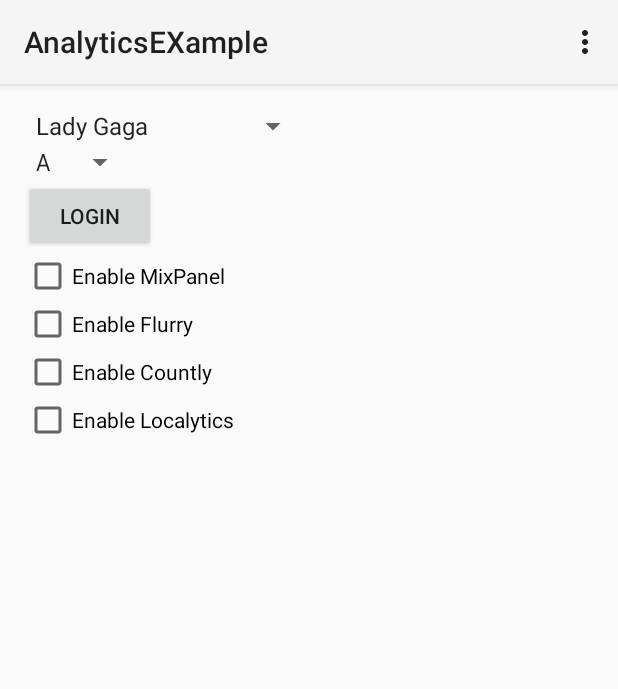
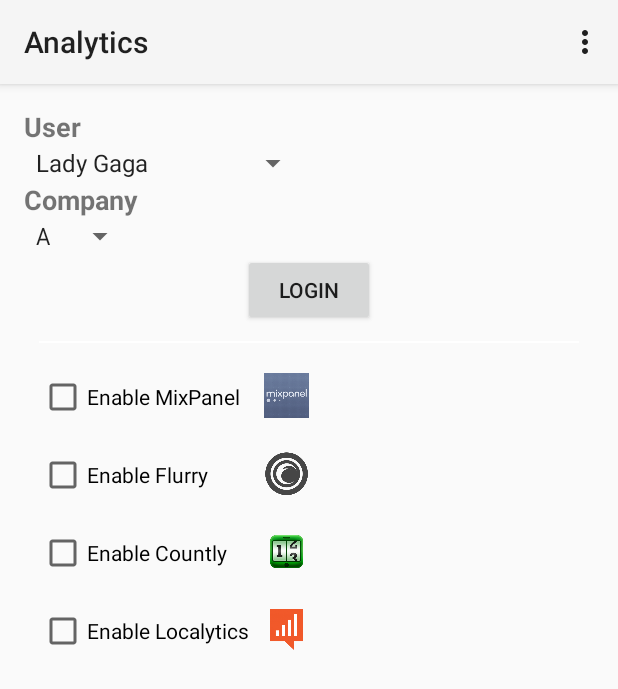
Before and after one commit to bnsantos/android-analytics-example, an Android app: the screen it shows after launch (LoginActivity), on a phone screen of 412 x 824 dp. Shown: the top 689 px of the screen. Run offline under Robolectric (Android 15) with nearby library versions, the phone set to English and light mode, and no system bars; 1 statement that could not run was skipped.

Commit message:
fancy ui for login activity

```diff
--- a/app/src/main/java/bnsantos/com/analytics/example/activity/LoginActivity.java
+++ b/app/src/main/java/bnsantos/com/analytics/example/activity/LoginActivity.java
@@ -1,6 +1,7 @@
 package bnsantos.com.analytics.example.activity;
 
 import android.content.Intent;
+import android.net.Uri;
 import android.os.Bundle;
 import android.support.v4.app.FragmentActivity;
 import android.view.Menu;
@@ -108,8 +109,32 @@ public class LoginActivity extends FragmentActivity {
                 Constants.enableLocalytics = isChecked;
             }
         });
+
+        findViewById(R.id.mixPanelImageView).setOnClickListener(new View.OnClickListener() {
+            @Override
+            public void onClick(View v) {
+                openWebPage("https://mixpanel.com/");
+            }
+        });
+        findViewById(R.id.flurryImageView).setOnClickListener(new View.OnClickListener() {
+            @Override
+            public void onClick(View v) {
+                openWebPage("https://dev.flurry.com/");
+            }
+        });
+        findViewById(R.id.countlyImageView).setOnClickListener(new View.OnClickListener() {
+            @Override
+            public void onClick(View v) {
+                openWebPage("https://count.ly/");
+            }
+        });
+        findViewById(R.id.localyticsImageView).setOnClickListener(new View.OnClickListener() {
+            @Override
+            public void onClick(View v) {
+                openWebPage("http://www.localytics.com/");
+            }
+        });
     }
-
 
     @Override
     public boolean onCreateOptionsMenu(Menu menu) {
@@ -175,4 +200,10 @@ public class LoginActivity extends FragmentActivity {
         analyticsSettingsDialog.setTitle(R.string.dialog_countly_key_title);
         analyticsSettingsDialog.show(getSupportFragmentManager(), "CountlyKey");
     }
+
+    private void openWebPage(String url){
+        Intent i = new Intent(Intent.ACTION_VIEW);
+        i.setData(Uri.parse(url));
+        startActivity(i);
+    }
 }
--- a/app/src/main/java/bnsantos/com/analytics/example/activity/MainActivity.java
+++ b/app/src/main/java/bnsantos/com/analytics/example/activity/MainActivity.java
@@ -98,7 +98,7 @@ public class MainActivity extends Activity {
     }
 
     private void addItemIntoAdapter(OperationType operationType) {
-        String operation = Constants.formatDate(Calendar.getInstance().getTime()) + ";" + Constants.getCurrentUser() + ";" + operationType.name();
+        String operation = Constants.formatDate(Calendar.getInstance().getTime()) + ";" + Constants.getCurrentUser() + ";" + Constants.getCurrentCompany()+ ";" + operationType.name();
         StorageUtils.addLog(this, operation);
         mHistoryAdapter.add(operation);
         mHistoryAdapter.notifyDataSetChanged();
--- a/app/src/main/res/layout/activity_login.xml
+++ b/app/src/main/res/layout/activity_login.xml
@@ -8,57 +8,118 @@
     android:paddingTop="@dimen/activity_vertical_margin"
     tools:context=".LoginActivity">
 
+    <TextView
+        android:id="@+id/userNameTextView"
+        android:layout_width="match_parent"
+        android:layout_height="wrap_content"
+        android:textStyle="bold"
+        android:textSize="@dimen/text_size"
+        android:text="@string/user"
+        android:layout_alignParentTop="true"/>
 
     <Spinner
         android:id="@+id/userSpinner"
         android:layout_width="wrap_content"
         android:layout_height="wrap_content"
+        android:layout_below="@+id/userNameTextView"
+        android:layout_alignParentLeft="true"/>
+
+    <TextView
+        android:id="@+id/companyTextView"
+        android:layout_width="match_parent"
+        android:layout_height="wrap_content"
+        android:textStyle="bold"
+        android:textSize="@dimen/text_size"
+        android:text="@string/company"
         android:layout_alignParentLeft="true"
-        android:layout_alignParentTop="true" />
-
+        android:layout_below="@+id/userSpinner"/>
     <Spinner
         android:id="@+id/companySpinner"
         android:layout_width="wrap_content"
         android:layout_height="wrap_content"
-        android:layout_below="@+id/userSpinner" />
+        android:layout_below="@+id/companyTextView" />
 
     <Button
         android:id="@+id/loginButton"
         android:layout_width="wrap_content"
         android:layout_height="wrap_content"
-        android:layout_alignParentStart="true"
+        android:layout_centerInParent="true"
         android:layout_below="@+id/companySpinner"
         android:text="@string/login" />
+
+    <View
+        android:id="@+id/separator"
+        android:background="#ffffff"
+        android:layout_width = "fill_parent"
+        android:layout_height="1dip"
+        android:layout_below="@+id/loginButton"
+        android:layout_margin="@dimen/margin"/>
 
     <CheckBox
         android:id="@+id/checkBoxMixPanel"
         android:layout_width="wrap_content"
         android:layout_height="wrap_content"
+        android:layout_margin="@dimen/margin"
         android:layout_alignParentStart="true"
-        android:layout_below="@+id/loginButton"
+        android:layout_below="@+id/separator"
         android:text="@string/enable_mix_panel" />
+
+    <ImageView
+        android:layout_width="@dimen/icon_size"
+        android:layout_height="@dimen/icon_size"
+        android:src="@drawable/mp"
+        android:layout_alignTop="@+id/checkBoxMixPanel"
+        android:layout_toEndOf="@+id/checkBoxLocalytics"
+        android:id="@+id/mixPanelImageView"/>
 
     <CheckBox
         android:id="@+id/checkBoxFlurry"
         android:layout_width="wrap_content"
         android:layout_height="wrap_content"
+        android:layout_margin="@dimen/margin"
         android:layout_alignParentStart="true"
         android:layout_below="@+id/checkBoxMixPanel"
         android:text="@string/enable_flurry" />
+
+    <ImageView
+        android:layout_width="@dimen/icon_size"
+        android:layout_height="@dimen/icon_size"
+        android:src="@drawable/flurry"
+        android:id="@+id/flurryImageView"
+        android:layout_alignTop="@+id/checkBoxFlurry"
+        android:layout_toEndOf="@+id/checkBoxLocalytics"/>
 
     <CheckBox
         android:id="@+id/checkBoxCountly"
         android:layout_width="wrap_content"
         android:layout_height="wrap_content"
+        android:layout_margin="@dimen/margin"
         android:layout_alignParentStart="true"
         android:layout_below="@+id/checkBoxFlurry"
         android:text="@string/enable_countly" />
+
+    <ImageView
+        android:layout_width="@dimen/icon_size"
+        android:layout_height="@dimen/icon_size"
+        android:src="@drawable/countly"
+        android:layout_alignTop="@+id/checkBoxCountly"
+        android:layout_alignStart="@+id/flurryImageView"
+        android:id="@+id/countlyImageView"/>
 
     <CheckBox
         android:id="@+id/checkBoxLocalytics"
         android:layout_width="wrap_content"
         android:layout_height="wrap_content"
+        android:layout_margin="@dimen/margin"
         android:layout_alignParentStart="true"
         android:layout_below="@+id/checkBoxCountly"
         android:text="@string/enable_localytics" />
+
+    <ImageView
+        android:layout_width="@dimen/icon_size"
+        android:layout_height="@dimen/icon_size"
+        android:src="@drawable/localytics"
+        android:layout_alignTop="@+id/checkBoxLocalytics"
+        android:layout_alignStart="@+id/countlyImageView"
+        android:id="@+id/localyticsImageView"/>
 </RelativeLayout>
--- a/app/src/main/res/values/dimens.xml
+++ b/app/src/main/res/values/dimens.xml
@@ -2,4 +2,7 @@
     <!-- Default screen margins, per the Android Design guidelines. -->
     <dimen name="activity_horizontal_margin">16dp</dimen>
     <dimen name="activity_vertical_margin">16dp</dimen>
+    <dimen name="text_size">18sp</dimen>
+    <dimen name="margin">10dp</dimen>
+    <dimen name="icon_size">30dp</dimen>
 </resources>
--- a/app/src/main/res/values/strings.xml
+++ b/app/src/main/res/values/strings.xml
@@ -1,7 +1,7 @@
 <?xml version="1.0" encoding="utf-8"?>
 <resources>
 
-    <string name="app_name">AnalyticsEXample</string>
+    <string name="app_name">Analytics</string>
     <string name="hello_world">Hello world!</string>
     <string name="mix_panel_settings">MixPanel Settings</string>
     <string name="flurry_settings">Flurry Settings</string>
@@ -48,4 +48,6 @@
     <string name="enable_flurry">Enable Flurry</string>
     <string name="enable_countly">Enable Countly</string>
     <string name="enable_localytics">Enable Localytics</string>
+    <string name="user">User</string>
+    <string name="company">Company</string>
 </resources>
```
Also changed, not shown: app/src/main/res/drawable-hdpi/ic_launcher.png, app/src/main/res/drawable-mdpi/countly.png (added), app/src/main/res/drawable-mdpi/flurry.png (added), app/src/main/res/drawable-mdpi/ic_launcher.png, app/src/main/res/drawable-mdpi/localytics.png (added), app/src/main/res/drawable-mdpi/mp.png (added), app/src/main/res/drawable-xhdpi/ic_launcher.png, app/src/main/res/drawable-xxhdpi/ic_launcher.png.
